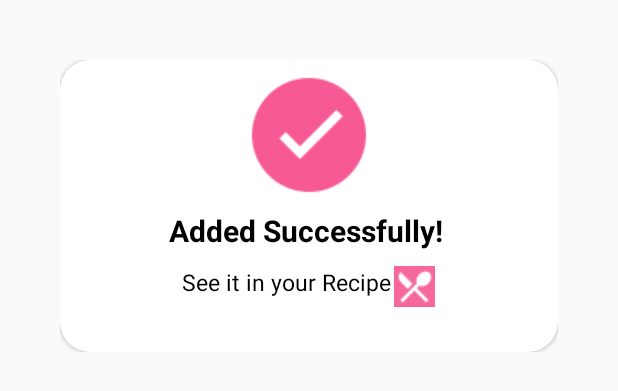
After one commit to huyde140282/FinalPRM_H2M, an Android app: the layout add_successfull_dialog.xml on its own in the app's theme, with its tools: preview values and no code run, on a phone screen of 412 x 824 dp. The commit adds this screen. Shown: the top 391 px of the screen. Run offline under Robolectric (Android 15) with nearby library versions, the phone set to English and light mode, and no system bars; Roboto replaces fonts that are not available here.

```diff
--- /dev/null
+++ b/app/src/main/res/drawable/custom_radius.xml
@@ -0,0 +1,5 @@
+<?xml version="1.0" encoding="utf-8"?>
+<shape xmlns:android="http://schemas.android.com/apk/res/android">
+    <solid android:color="#F65993"/>
+    <corners android:radius="40dp"/>
+</shape>
--- /dev/null
+++ b/app/src/main/res/drawable/customr_radius_cancel.xml
@@ -0,0 +1,5 @@
+<?xml version="1.0" encoding="utf-8"?>
+<shape xmlns:android="http://schemas.android.com/apk/res/android">
+    <solid android:color="#EAE4E6"/>
+    <corners android:radius="40dp"/>
+</shape>
--- /dev/null
+++ b/app/src/main/res/layout/add_successfull_dialog.xml
@@ -0,0 +1,77 @@
+<?xml version="1.0" encoding="utf-8"?>
+<androidx.constraintlayout.widget.ConstraintLayout xmlns:android="http://schemas.android.com/apk/res/android"
+    android:layout_width="match_parent"
+    android:layout_height="wrap_content"
+    xmlns:app="http://schemas.android.com/apk/res-auto"
+    android:layout_margin="20dp"
+    android:padding="20dp">
+
+    <androidx.constraintlayout.widget.ConstraintLayout
+        android:id="@+id/confirm_dialog"
+        android:layout_width="match_parent"
+        android:layout_height="wrap_content"
+        app:layout_constraintTop_toTopOf="parent">
+
+
+        <androidx.cardview.widget.CardView
+            android:layout_width="match_parent"
+            android:layout_height="wrap_content"
+            app:layout_constraintBottom_toBottomOf="parent"
+            app:cardCornerRadius="20dp">
+            <RelativeLayout
+                android:layout_width="match_parent"
+                android:layout_height="match_parent">
+                <ImageView
+                    android:id="@+id/success_checked"
+                    android:layout_width="wrap_content"
+                    android:layout_height="wrap_content"
+                    android:layout_centerHorizontal="true"
+                    android:src="@drawable/icons8_checked_add"
+                    android:layout_marginTop="10dp"/>
+
+                <TextView
+                    android:id="@+id/txtMessage_success"
+                    android:layout_width="match_parent"
+                    android:layout_height="wrap_content"
+                    android:textAlignment="center"
+                    android:padding="10dp"
+                    android:textColor="@color/primary_text"
+                    android:textSize="20sp"
+                    android:textStyle="bold"
+                    android:text="Added Successfully! "
+                    android:layout_below="@id/success_checked"
+                    android:layout_centerHorizontal="true"/>
+
+                <RelativeLayout
+                    android:layout_width="wrap_content"
+                    android:layout_height="wrap_content"
+                    android:layout_below="@id/txtMessage_success"
+                    android:layout_marginBottom="30dp"
+                    android:layout_centerHorizontal="true">
+
+                    <TextView
+                        android:id="@+id/txtMessage_success_2"
+                        android:layout_width="wrap_content"
+                        android:layout_height="wrap_content"
+                        android:textColor="@color/primary_text"
+                        android:textSize="15sp"
+                        android:text="See it in your Recipe"
+                        android:layout_marginRight="20dp"/>
+
+                    <ImageView
+                        android:id="@+id/img_icon_myrecipe"
+                        android:layout_width="wrap_content"
+                        android:layout_height="wrap_content"
+                        android:src="@drawable/myrecipe"
+                        android:layout_marginLeft="-18dp"
+                        android:background="@color/colorAccent"
+                        android:layout_toEndOf="@+id/txtMessage_success_2" />
+
+                </RelativeLayout>
+
+            </RelativeLayout>
+        </androidx.cardview.widget.CardView>
+    </androidx.constraintlayout.widget.ConstraintLayout>
+
+
+</androidx.constraintlayout.widget.ConstraintLayout>
--- a/app/src/main/res/values/colors.xml
+++ b/app/src/main/res/values/colors.xml
@@ -10,4 +10,6 @@
     <color name="text_color">#B3003D</color>
     <color name="start_wave_color">#FF00FF</color>
     <color name="end_wave_color">#FFC107</color>
+    <color name="primary_text">#000000</color>
+    <color name="btn_cancel">#736D6D</color>
 </resources>
```
Also changed, not shown: app/src/main/java/activity/ItemDetail.java (+52 -31 lines), app/src/main/res/layout/add_confirm_dialog.xml (added, +62 -0 lines), app/src/main/res/layout/progress_round_dialog.xml (added, +18 -0 lines), app/src/main/res/drawable/icons8_check_confirm.png (added), app/src/main/res/drawable/icons8_checked_add.png (added).
